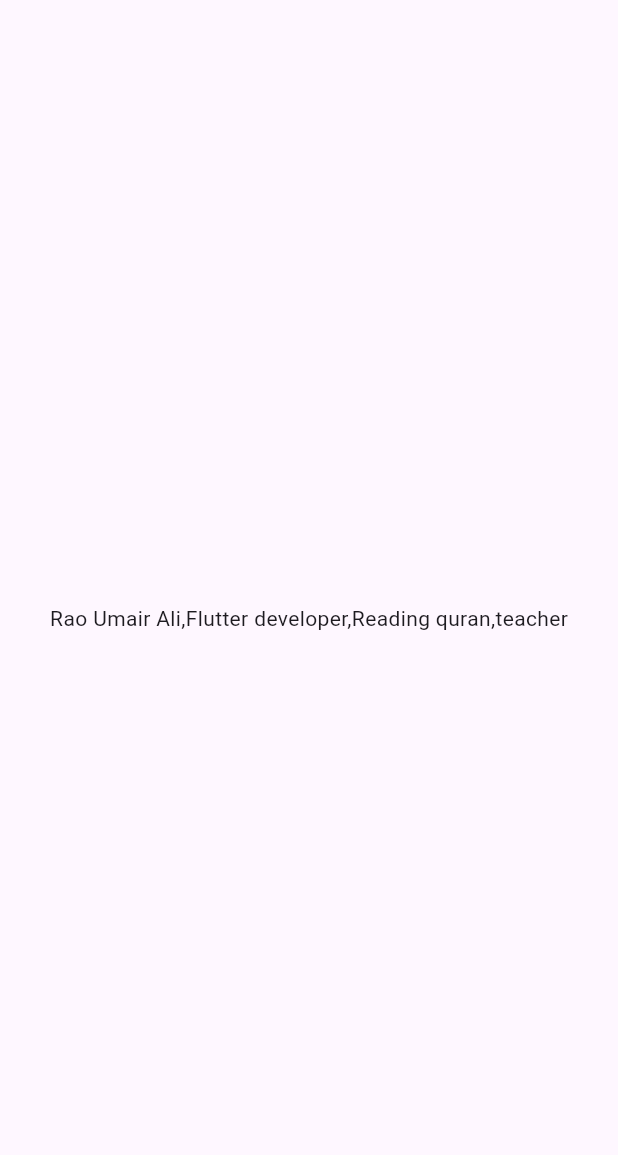
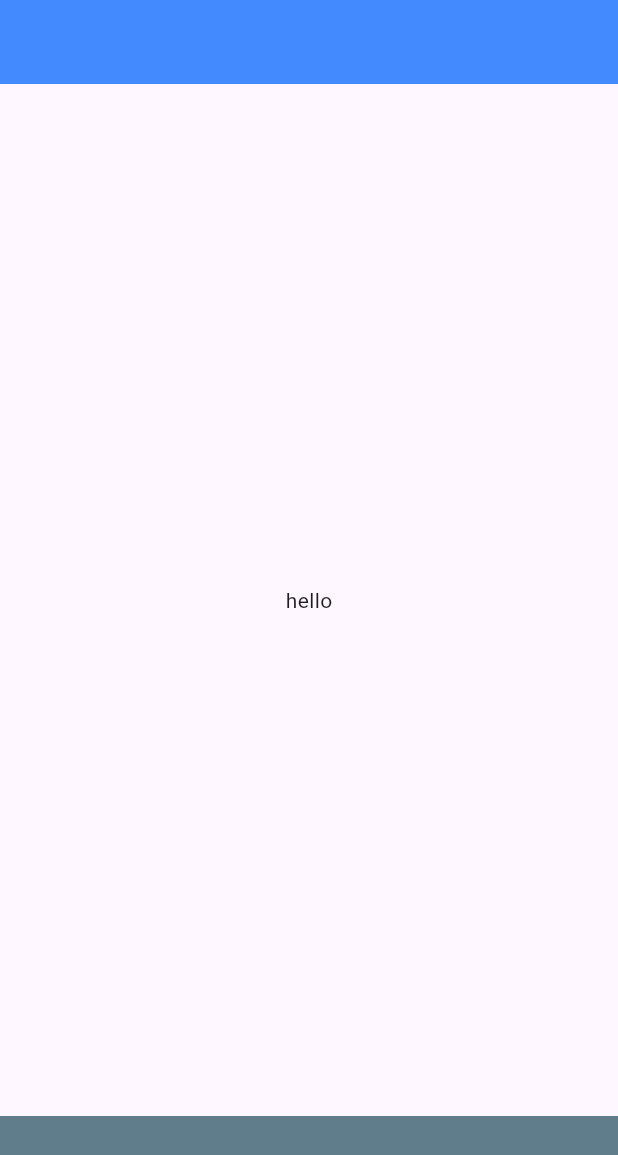
Before and after one commit to Rao-Umair-Ali/ecommerceapp, a Flutter app: the screen it shows after launch, on a phone screen of 412 x 824 dp. Shown: the top 1155 px of the screen. Run offline on Flutter 3.47's test engine with Material 3 defaults, Android fonts, the phone set to English and light mode, and no system bars.

Commit message:
app bar body nav bar

```diff
--- a/lib/main.dart
+++ b/lib/main.dart
@@ -8,12 +8,16 @@ class MyApp extends StatelessWidget {
   const MyApp({super.key});
   @override
   Widget build(BuildContext context) {
-    return (const MaterialApp(
-      debugShowCheckedModeBanner: false,
+    return MaterialApp(
       home: Scaffold(
-          body: Center(
-              child: Text(
-                  "Rao Umair Ali,Flutter developer,Reading quran,teacher"))),
-    ));
+        appBar: AppBar(
+          backgroundColor: Colors.blueAccent,
+        ),
+        body: Center(child: Text("hello")),
+        bottomNavigationBar: BottomAppBar(
+          color: Colors.blueGrey,
+        ),
+      ),
+    );
   }
 }
```
